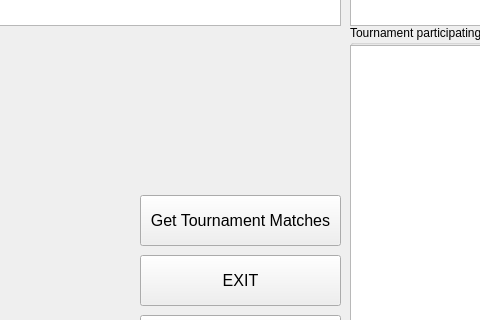
The window that DataBaseCybersport/TournamentWindow.ui (Inlucker/DataBaseCybersport) describes before a commit, drawn with Qt 5; both pictures show x 240 to 720 and y 295 to 615 of the 1307 by 727 pixel window.
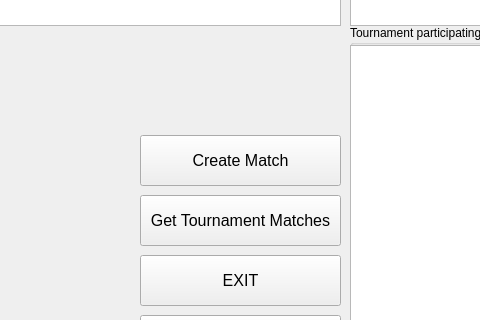
The same window after the commit.

The edit to the form file:
```diff
--- a/DataBaseCybersport/TournamentWindow.ui
+++ b/DataBaseCybersport/TournamentWindow.ui
@@ -136,6 +136,24 @@
     </property>
    </widget>
   </widget>
+  <widget class="QPushButton" name="create_match_btn">
+   <property name="geometry">
+    <rect>
+     <x>380</x>
+     <y>430</y>
+     <width>201</width>
+     <height>51</height>
+    </rect>
+   </property>
+   <property name="font">
+    <font>
+     <pointsize>12</pointsize>
+    </font>
+   </property>
+   <property name="text">
+    <string>Create Match</string>
+   </property>
+  </widget>
  </widget>
  <resources/>
  <connections/>
```
